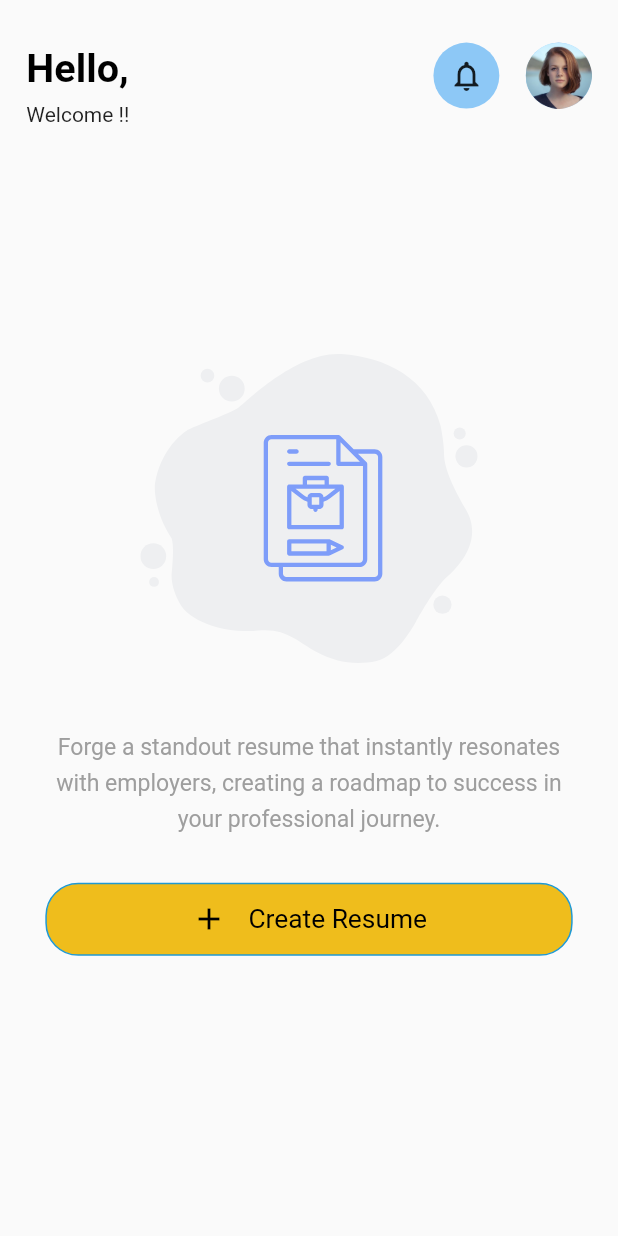
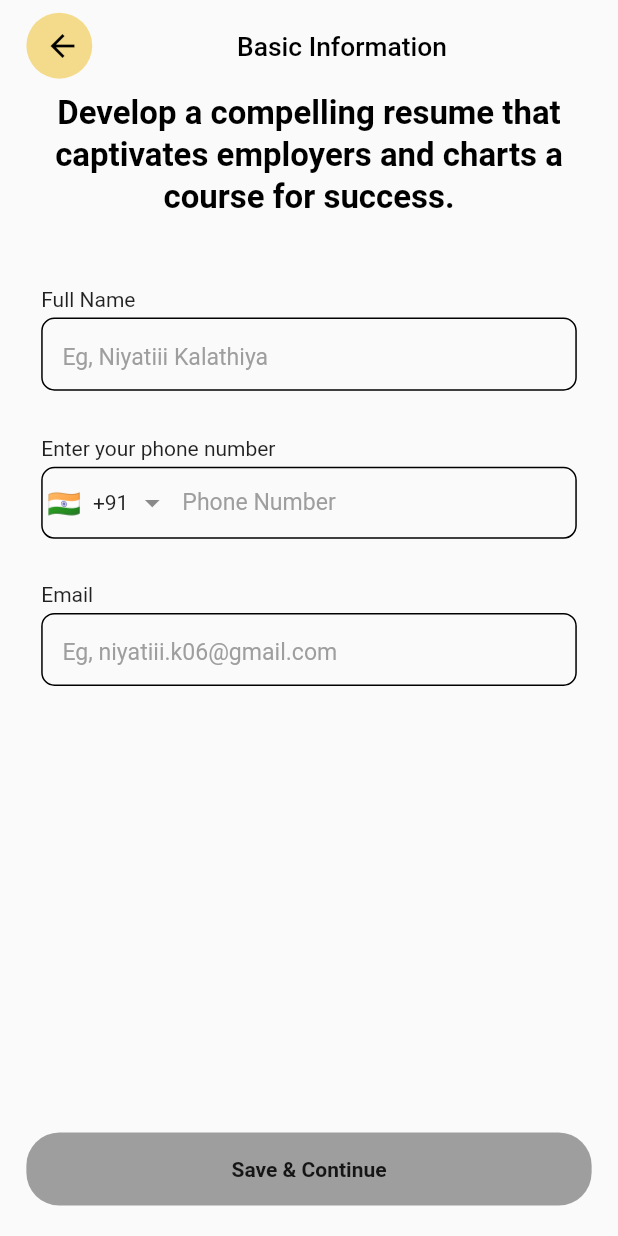
Before and after one commit to niyatikalathiya6/resume_builder, a Flutter app: the HomeScreen screen opened by its route, after a tap on "Create Resume", on a phone screen of 412 x 824 dp. Run offline on Flutter 3.47's test engine with Material 2 defaults, Android fonts, the phone set to English and light mode, and no system bars; drawn by our look-alikes of intl_phone_field; our stand-ins replace dropdown_button2, flutter_screenutil, flutter_svg, get, get_storage, google_fonts; accounts and stored records are empty.

Commit message:
user info screens added

```diff
--- /dev/null
+++ b/lib/Controllers/user_info_controller.dart
@@ -0,0 +1,123 @@
+import 'package:flutter/material.dart';
+import 'package:get/get.dart';
+import 'package:intl/intl.dart';
+
+import '../main.dart';
+
+class UserInfoController extends GetxController {
+  TextEditingController fullNameController = TextEditingController();
+  bool validateUserBasicInfoForm = false;
+  bool validateUserAddressInfoForm = false;
+  String email = box.read('email') ?? "";
+  late TextEditingController phoneNumberController = TextEditingController();
+  late TextEditingController emailController =
+      TextEditingController(text: email);
+  TextEditingController addressController = TextEditingController();
+  TextEditingController zipCodeController = TextEditingController();
+  TextEditingController countryController =
+      TextEditingController(text: "India");
+  TextEditingController stateController = TextEditingController();
+  TextEditingController cityController = TextEditingController();
+  List<String> stateList = [
+    "Andhra Pradesh",
+    "Arunachal Pradesh ",
+    "Assam",
+    "Bihar",
+    "Chhattisgarh",
+    "Goa",
+    "Gujarat",
+    "Haryana",
+    "Himachal Pradesh",
+    "Jammu and Kashmir",
+    "Jharkhand",
+    "Karnataka",
+    "Kerala",
+    "Madhya Pradesh",
+    "Maharashtra",
+    "Manipur",
+    "Meghalaya",
+    "Mizoram",
+    "Nagaland",
+    "Odisha",
+    "Punjab",
+    "Rajasthan",
+    "Sikkim",
+    "Tamil Nadu",
+    "Telangana",
+    "Tripura",
+    "Uttar Pradesh",
+    "Uttarakhand",
+    "West Bengal",
+    "Andaman and Nicobar Islands",
+    "Chandigarh",
+    "Dadra and Nagar Haveli",
+    "Daman and Diu",
+    "Lakshadweep",
+    "National Capital Territory of Delhi",
+    "Puducherry"
+  ];
+  String selectedState = "Gujarat";
+  List resumeList = box.read('resumeList') ?? [];
+  String? firstName;
+
+  @override
+  void onInit() {
+    super.onInit();
+  }
+
+  Future<bool> validateBasicInfo() async {
+    validateUserBasicInfoForm = fullNameController.text.isNotEmpty &&
+        phoneNumberController.text.isNotEmpty &&
+        emailController.text.isEmail;
+
+    var name = fullNameController.text.split(" ");
+    firstName = name[0];
+    update();
+    return validateUserBasicInfoForm;
+  }
+
+  Future<bool> validateAddressInfo() async {
+    validateUserAddressInfoForm = addressController.text.isNotEmpty &&
+        zipCodeController.text.isNotEmpty &&
+        countryController.text.isNotEmpty &&
+        selectedState.isNotEmpty &&
+        cityController.text.isNotEmpty;
+    return validateUserAddressInfoForm;
+  }
+
+  onStateChange(v) {
+    selectedState = v;
+    update();
+  }
+
+  addResume() async {
+    var date = DateFormat.yMMMd().format(DateTime.now());
+    // var resume = {
+    //   'id': resumeList.length,
+    //   'name': firstName,
+    //   'date': date
+    // };
+    var resume = {
+      'id': resumeList.length,
+      'name': firstName,
+      "personalInfo": {
+        'name': firstName,
+        'fullName': fullNameController.text,
+        "mobileNumber": phoneNumberController.text,
+        "email": emailController.text
+      },
+      "address": {
+        'address': addressController.text,
+        'zipCode': zipCodeController.text,
+        "country": countryController.text,
+        "state": stateController.text,
+        "city": cityController.text
+      },
+      "date": date
+    };
+    resumeList.add(resume);
+    update();
+
+    await box.write("resumeList", resumeList);
+  }
+}
--- a/lib/Screens/SignUp/signup.dart
+++ b/lib/Screens/SignUp/signup.dart
@@ -5,6 +5,7 @@ import 'package:resume_builder/Controllers/signup_controller.dart';
 import 'package:resume_builder/main.dart';
 import '../../Utils/InputWidget.dart';
 import '../../Utils/constants.dart';
+import '../home_screen.dart';
 
 class SignUpScreen extends StatelessWidget {
   const SignUpScreen({super.key});
@@ -74,7 +75,8 @@ class SignUpScreen extends StatelessWidget {
                 ),
                 SizedBox(height: 24.h),
                 InkWell(
-                  onTap: () async {
+                  onTap: (
+                  ) async {
                     await signupController
                         .validateEmailAndPassword()
                         .then((value) async {
--- /dev/null
+++ b/lib/Screens/UserInfo/user_basic_info.dart
@@ -0,0 +1,227 @@
+import 'package:dropdown_button2/dropdown_button2.dart';
+import 'package:flutter/material.dart';
+import 'package:flutter_screenutil/flutter_screenutil.dart';
+import 'package:get/get.dart';
+import 'package:intl_phone_field/intl_phone_field.dart';
+import '../../Controllers/user_info_controller.dart';
+import '../../Utils/InputWidget.dart';
+import '../../Utils/constants.dart';
+import 'user_address_info.dart';
+
+class UserBasicInfoScreen extends StatelessWidget {
+  const UserBasicInfoScreen({super.key});
+  static const routeName = 'UserBasicInfoScreen';
+
+  @override
+  Widget build(BuildContext context) {
+    return GetBuilder(
+        init: UserInfoController(),
+        builder: (userInfoController) {
+          return Scaffold(
+            appBar: PreferredSize(
+              preferredSize: const Size.fromHeight(0),
+              child: AppBar(
+                backgroundColor: AppColors.primaryColor,
+                automaticallyImplyLeading: false,
+              ),
+            ),
+            body: Column(
+              children: [
+                Container(
+                  height: 60.h,
+                  alignment: Alignment.center,
+                  padding: EdgeInsets.symmetric(horizontal: 16.w),
+                  child: Row(
+                    children: [
+                      Container(
+                        decoration: BoxDecoration(
+                            shape: BoxShape.circle,
+                            color: AppColors.secondaryColor.withOpacity(0.5)),
+                        child: ClipRRect(
+                          borderRadius: BorderRadius.circular(100.sp),
+                          child: Material(
+                            color: Colors.transparent,
+                            child: InkWell(
+                              onTap: () {
+                                Navigator.pop(context);
+                              },
+                              child: Container(
+                                padding: EdgeInsets.symmetric(horizontal: 11.w),
+                                width: 40.sp,
+                                height: 40.sp,
+                                child: Icon(
+                                  Icons.arrow_back,
+                                  color: Colors.black,
+                                ),
+                              ),
+                            ),
+                          ),
+                        ),
+                      ),
+                      Spacer(),
+                      Text("Basic Information",
+                          style: TextStyle(
+                              fontSize: 16.sp,
+                              letterSpacing: 0.sp,
+                              fontWeight: FontWeight.w500,
+                              height: 24.h / 16.sp,
+                              color: Colors.black)),
+                      Spacer(),
+                    ],
+                  ),
+                ),
+                Expanded(
+                  child: SingleChildScrollView(
+                    physics: NeverScrollableScrollPhysics(),
+                    child: Container(
+                      height: MediaQuery.of(context).size.height - 60.h,
+                      child: ListView(
+                        physics: BouncingScrollPhysics(),
+                        shrinkWrap: true,
+                        padding: EdgeInsets.symmetric(horizontal: 25.w),
+                        children: [
+                          Text(
+                            "Develop a compelling resume that captivates employers and charts a course for success.",
+                            textAlign: TextAlign.center,
+                            style: TextStyle(
+                                fontSize: 20.sp,
+                                letterSpacing: 0.sp,
+                                fontWeight: FontWeight.w600,
+                                height: 28.h / 20.sp,
+                                color: Colors.black),
+                          ),
+                          SizedBox(height: 32.h),
+                          Column(
+                            children: [
+                              InputWidget(
+                                textEditingController:
+                                    userInfoController.fullNameController,
+                                inputWidgetHeight: 96.h,
+                                textfieldheight: 48.h,
+                                label: "Full Name",
+                                placeholderText: "Eg, Niyatiii Kalathiya",
+                                validator: (v) {
+                                  return null;
+                                },
+                                onChanged: (p0) {
+                                  userInfoController.validateBasicInfo();
+                                },
+                              ),
+                              SizedBox(height: 2.h),
+                              InputWidget(
+                                inputWidgetHeight: 96.h,
+                                label: "Enter your phone number",
+                                placeholderText: "Eg, +91 8080802020",
+                                textfieldWidget: SizedBox(
+                                  height: 48.h,
+                                  child: IntlPhoneField(
+                                    controller: userInfoController
+                                        .phoneNumberController,
+                                    dropdownIconPosition: IconPosition.trailing,
+                                    disableLengthCheck: true,
+                                    cursorColor: Colors.black,
+                                    decoration: InputDecoration(
+                                      contentPadding: EdgeInsets.symmetric(
+                                          horizontal: 16.w),
+                                      floatingLabelBehavior:
+                                          FloatingLabelBehavior.never,
+                                      enabledBorder: OutlineInputBorder(
+                                        borderRadius:
+                                            BorderRadius.circular(8.sp),
+                                        borderSide:
+                                            BorderSide(color: Colors.black),
+                                      ),
+                                      focusedBorder: OutlineInputBorder(
+                                        borderRadius:
+                                            BorderRadius.circular(8.sp),
+                                        borderSide: BorderSide(
+                                            color: AppColors.primaryColor),
+                                      ),
+                                      errorBorder: OutlineInputBorder(
+                                        borderRadius:
+                                            BorderRadius.circular(8.sp),
+                                        borderSide: BorderSide(
+                                            color: AppColors.redColor),
+                                      ),
+                                      labelText: 'Phone Number',
+                                      labelStyle: TextStyle(
+                                        fontSize: 14.sp,
+                                        letterSpacing: 0.sp,
+                                        fontWeight: FontWeight.w400,
+                                        height: 24.h / 14.sp,
+                                        color: Colors.grey,
+                                      ),
+                                      border: OutlineInputBorder(
+                                        borderSide: BorderSide(),
+                                      ),
+                                    ),
+                                    initialCountryCode: 'IN',
+                                    onChanged: (phone) {
+                                      userInfoController.validateBasicInfo();
+                                    },
+                                  ),
+                                ),
+                                validator: (v) {
+                                  return null;
+                                },
+                              ),
+                              InputWidget(
+                                textEditingController:
+                                    userInfoController.emailController,
+                                inputWidgetHeight: 96.h,
+                                textfieldheight: 48.h,
+                                label: "Email",
+                                placeholderText: "Eg, niyatiii.k06@gmail.com",
+                                onChanged: (p0) {
+                                  userInfoController.validateBasicInfo();
+                                },
+                                validator: (v) {
+                                  return null;
+                                },
+                              ),
+                            ],
+                          ),
+                          SizedBox(
+                              height: 90.h +
+                                  MediaQuery.of(context).viewInsets.bottom)
+                        ],
+                      ),
+                    ),
+                  ),
+                ),
+                InkWell(
+                  onTap: () async {
+                    await userInfoController
+                        .validateBasicInfo()
+                        .then((value) async {
+                      if (value) {
+                        await userInfoController.addResume();
+                        Navigator.pushNamed(
+                            context, UserAddressScreen.routeName);
+                      }
+                    });
+                  },
+                  child: Container(
+                    margin: EdgeInsets.symmetric(horizontal: 16.w),
+                    height: 48.h,
+                    width: double.infinity,
+                    alignment: Alignment.center,
+                    decoration: BoxDecoration(
+                        color: !userInfoController.validateUserBasicInfoForm
+                            ? Colors.grey
+                            : AppColors.secondaryColor,
+                        borderRadius: BorderRadius.circular(20.sp)),
+                    child: Text(
+                      "Save & Continue",
+                      textAlign: TextAlign.center,
+                      style: TextStyle(fontWeight: FontWeight.bold),
+                    ),
+                  ),
+                ),
+                SizedBox(height: 20.h)
+              ],
+            ),
+          );
+        });
+  }
+}
--- a/lib/Screens/home_screen.dart
+++ b/lib/Screens/home_screen.dart
@@ -2,19 +2,27 @@ import 'package:flutter/material.dart';
 import 'package:flutter_screenutil/flutter_screenutil.dart';
 import 'package:flutter_svg/svg.dart';
 import 'package:get/get.dart';
-
 import '../Controllers/resume_controller.dart';
 import '../Utils/constants.dart';
+import 'UserInfo/user_basic_info.dart';
 
 class HomeScreen extends StatelessWidget {
   const HomeScreen({super.key});
   static const routeName = 'HomeScreen';
+
   @override
   Widget build(BuildContext context) {
     return GetBuilder(
         init: ResumeController(),
         builder: (resumeController) {
           return Scaffold(
+            appBar: PreferredSize(
+              preferredSize: const Size.fromHeight(0),
+              child: AppBar(
+                backgroundColor: AppColors.primaryColor,
+                automaticallyImplyLeading: false,
+              ),
+            ),
             body: resumeController.resumeList.isEmpty
                 ? ListView(
                     children: [
@@ -97,6 +105,8 @@ class HomeScreen extends StatelessWidget {
                             SizedBox(height: 32.h),
                             InkWell(
                               onTap: () async {
+                                Navigator.pushNamed(
+                                    context, UserBasicInfoScreen.routeName);
                               },
                               child: Container(
                                   height: 48.h,
@@ -291,7 +301,8 @@ class HomeScreen extends StatelessWidget {
                                               width: 83.w,
                                               alignment: Alignment.center,
                                               decoration: BoxDecoration(
-                                                  color: Colors.black,
+                                                  color: Colors.blue
+                                                      .withOpacity(0.5),
                                                   borderRadius:
                                                       BorderRadius.circular(
                                                           20.sp)),
@@ -358,7 +369,9 @@ class HomeScreen extends StatelessWidget {
                 : FloatingActionButton(
                     backgroundColor: AppColors.primaryColor,
                     child: (Icon(Icons.add)),
-                    onPressed: () {}),
+                    onPressed: () {
+                      Navigator.pushNamed(context, UserBasicInfoScreen.routeName);
+                    }),
           );
         });
   }
--- a/lib/Utils/InputWidget.dart
+++ b/lib/Utils/InputWidget.dart
@@ -89,7 +89,8 @@ class _InputWidgetState extends State<InputWidget> {
                       border: InputBorder.none,
                       filled: true,
                       fillColor: Colors.transparent,
-                    prefixIcon: widget.prefix == null || widget.prefix == false
+                      prefixIcon:
+                          widget.prefix == null || widget.prefix == false
                               ? null
                               : IconButton(
                                   // padding: EdgeInsets.zero,
@@ -98,7 +99,8 @@ class _InputWidgetState extends State<InputWidget> {
                                     widget.prefixIcon ?? Icons.info_outline,
                                     color: Colors.black,
                                   )),
-                    suffixIcon: widget.suffix == null || widget.suffix == false
+                      suffixIcon:
+                          widget.suffix == null || widget.suffix == false
                               ? null
                               : IconButton(
                                   // padding: EdgeInsets.zero,
@@ -125,7 +127,13 @@ class _InputWidgetState extends State<InputWidget> {
                         borderSide: BorderSide(color: Colors.red),
                       ),
                       hintText: widget.placeholderText ?? "Placeholder Text",
-                  ),
+                      hintStyle: TextStyle(
+                        fontSize: 14.sp,
+                        letterSpacing: 0.sp,
+                        fontWeight: FontWeight.w400,
+                        height: 24.h / 14.sp,
+                        color: Colors.grey,
+                      )),
                 ),
               ),
           if (widget.message != null) ...{
--- a/lib/routes.dart
+++ b/lib/routes.dart
@@ -1,8 +1,13 @@
 import 'package:flutter/material.dart';
 import 'package:resume_builder/Screens/SignUp/signup.dart';
+import 'package:resume_builder/Screens/UserInfo/user_address_info.dart';
 import 'package:resume_builder/Screens/home_screen.dart';
+
+import 'Screens/UserInfo/user_basic_info.dart';
 
 final Map<String, WidgetBuilder> routes = {
   SignUpScreen.routeName: (ctx) => SignUpScreen(),
-  HomeScreen.routeName: (ctx) => HomeScreen()
+  HomeScreen.routeName: (ctx) => HomeScreen(),
+  UserBasicInfoScreen.routeName: (ctx) => UserBasicInfoScreen(),
+  UserAddressScreen.routeName: (ctx) => UserAddressScreen()
 };
--- a/pubspec.yaml
+++ b/pubspec.yaml
@@ -8,6 +8,7 @@ environment:
   #flutter_lints: ^2.0.0
 
 dependencies:
+  dropdown_button2: ^2.3.9
   flutter:
     sdk: flutter
   flutter_screenutil: ^5.9.0
@@ -15,6 +16,8 @@ dependencies:
   get: ^4.6.6
   get_storage: ^2.1.1
   google_fonts: ^6.1.0
+  intl: ^0.18.1
+  intl_phone_field: ^3.2.0
 
 dev_dependencies:
   flutter_test:
```
Also changed, not shown: lib/Screens/UserInfo/user_address_info.dart (added, +257 -0 lines), pubspec.lock, 1 other file. Lines whose indentation alone changed are shown as unchanged.
